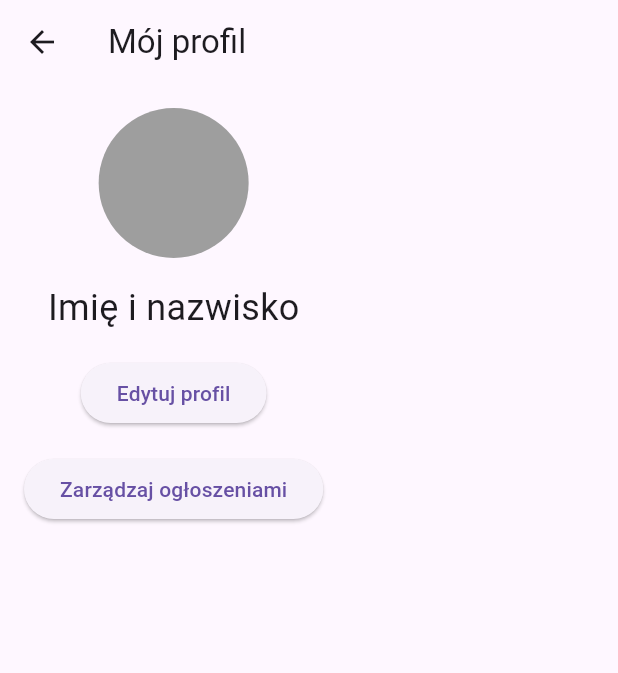
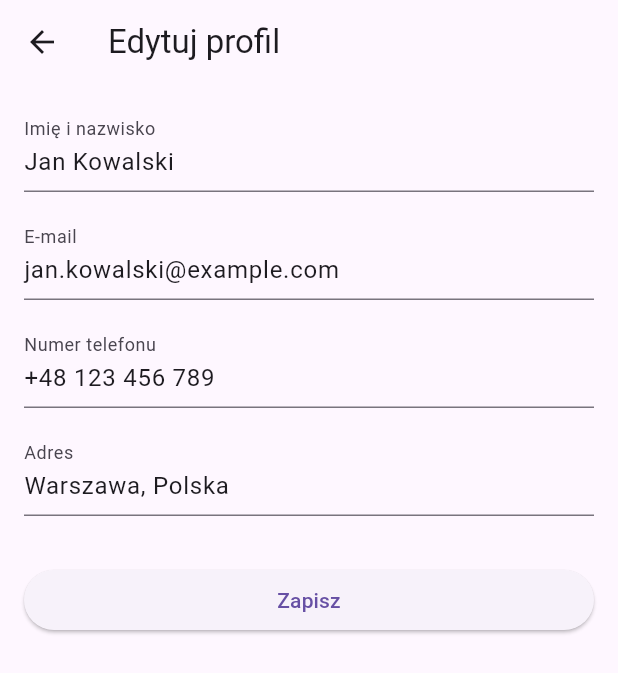
Before and after one commit to Symii/CarShop-mobile, a Flutter app: the ProfileScreen screen opened directly, after a tap on "Edytuj profil", on a phone screen of 412 x 824 dp. Shown: the top 673 px of the screen. Run offline on Flutter 3.47's test engine with Material 3 defaults, Android fonts, the phone set to English and light mode, and no system bars; our stand-ins replace flutter_svg.

```diff
--- /dev/null
+++ b/lib/edit_profile_screen.dart
@@ -0,0 +1,93 @@
+import 'package:flutter/material.dart';
+
+class EditProfileScreen extends StatefulWidget {
+  final String name;
+  final String email;
+  final String phone;
+  final String address;
+
+  EditProfileScreen({
+    required this.name,
+    required this.email,
+    required this.phone,
+    required this.address,
+  });
+
+  @override
+  _EditProfileScreenState createState() => _EditProfileScreenState();
+}
+
+class _EditProfileScreenState extends State<EditProfileScreen> {
+  late TextEditingController nameController;
+  late TextEditingController emailController;
+  late TextEditingController phoneController;
+  late TextEditingController addressController;
+
+  @override
+  void initState() {
+    super.initState();
+    // Inicjalizujemy kontrolery z aktualnymi danymi
+    nameController = TextEditingController(text: widget.name);
+    emailController = TextEditingController(text: widget.email);
+    phoneController = TextEditingController(text: widget.phone);
+    addressController = TextEditingController(text: widget.address);
+  }
+
+  @override
+  void dispose() {
+    // Czyszczenie kontrolerów
+    nameController.dispose();
+    emailController.dispose();
+    phoneController.dispose();
+    addressController.dispose();
+    super.dispose();
+  }
+
+  @override
+  Widget build(BuildContext context) {
+    return Scaffold(
+      appBar: AppBar(
+        title: Text('Edytuj profil'),
+      ),
+      body: Padding(
+        padding: const EdgeInsets.all(16.0),
+        child: ListView(
+          children: [
+            TextField(
+              controller: nameController,
+              decoration: InputDecoration(labelText: 'Imię i nazwisko'),
+            ),
+            SizedBox(height: 16),
+            TextField(
+              controller: emailController,
+              decoration: InputDecoration(labelText: 'E-mail'),
+            ),
+            SizedBox(height: 16),
+            TextField(
+              controller: phoneController,
+              decoration: InputDecoration(labelText: 'Numer telefonu'),
+            ),
+            SizedBox(height: 16),
+            TextField(
+              controller: addressController,
+              decoration: InputDecoration(labelText: 'Adres'),
+            ),
+            SizedBox(height: 32),
+            ElevatedButton(
+              onPressed: () {
+                // Przekazujemy zaktualizowane dane do ekranu głównego
+                Navigator.pop(context, {
+                  'name': nameController.text,
+                  'email': emailController.text,
+                  'phone': phoneController.text,
+                  'address': addressController.text,
+                });
+              },
+              child: Text('Zapisz'),
+            ),
+          ],
+        ),
+      ),
+    );
+  }
+}
--- a/lib/profile_screen.dart
+++ b/lib/profile_screen.dart
@@ -1,6 +1,18 @@
 import 'package:flutter/material.dart';
+import 'edit_profile_screen.dart';
 
-class ProfileScreen extends StatelessWidget {
+class ProfileScreen extends StatefulWidget {
+  @override
+  _ProfileScreenState createState() => _ProfileScreenState();
+}
+
+class _ProfileScreenState extends State<ProfileScreen> {
+  // Przechowywane dane profilu
+  String name = "Jan Kowalski";
+  String email = "jan.kowalski@example.com";
+  String phone = "+48 123 456 789";
+  String address = "Warszawa, Polska";
+
   @override
   Widget build(BuildContext context) {
     return Scaffold(
@@ -14,14 +26,41 @@ class ProfileScreen extends StatelessWidget {
             CircleAvatar(
               radius: 50,
               backgroundColor: Colors.grey,
-              // Placeholder zdjęcia profilowego
+              child: Icon(Icons.person, size: 50, color: Colors.white),
             ),
             SizedBox(height: 16),
-            Text('Imię i nazwisko', style: TextStyle(fontSize: 24)),
+            Text(name, style: TextStyle(fontSize: 24)),
+            SizedBox(height: 8),
+            Text(email),
+            SizedBox(height: 8),
+            Text(phone),
+            SizedBox(height: 8),
+            Text(address),
             SizedBox(height: 16),
             ElevatedButton(
-              onPressed: () {
-                // Przejście do edycji profilu
+              onPressed: () async {
+                // Przechodzimy do ekranu edycji profilu
+                final updatedProfile = await Navigator.push(
+                  context,
+                  MaterialPageRoute(
+                    builder: (context) => EditProfileScreen(
+                      name: name,
+                      email: email,
+                      phone: phone,
+                      address: address,
+                    ),
+                  ),
+                );
+
+                // Jeśli użytkownik zaktualizował dane, odświeżamy je na ekranie
+                if (updatedProfile != null) {
+                  setState(() {
+                    name = updatedProfile['name'];
+                    email = updatedProfile['email'];
+                    phone = updatedProfile['phone'];
+                    address = updatedProfile['address'];
+                  });
+                }
               },
               child: Text('Edytuj profil'),
             ),
--- a/pubspec.yaml
+++ b/pubspec.yaml
@@ -28,6 +28,7 @@ environment:
 # the latest version available on pub.dev. To see which dependencies have newer
 # versions available, run `flutter pub outdated`.
 dependencies:
+  intl: ^0.18.0
   flutter:
     sdk: flutter
 
@@ -35,6 +36,7 @@ dependencies:
   # The following adds the Cupertino Icons font to your application.
   # Use with the CupertinoIcons class for iOS style icons.
   cupertino_icons: ^1.0.8
+  flutter_svg: ^2.0.16
 
 dev_dependencies:
   flutter_test:
@@ -52,7 +54,9 @@ dev_dependencies:
 
 # The following section is specific to Flutter packages.
 flutter:
-
+  assets:
+    - assets/images/
+    - assets/
   # The following line ensures that the Material Icons font is
   # included with your application, so that you can use the icons in
   # the material Icons class.
```
Also changed, not shown: lib/chat_screen.dart (added, +43 -0 lines), lib/detail_screen.dart (+101 -28 lines), lib/favorite_screen.dart (added, +43 -0 lines), lib/filter_screen.dart (deleted, +0 -46 lines), lib/home_screen.dart (+74 -30 lines), lib/main.dart (+36 -8 lines), lib/sell_screen.dart (added, +43 -0 lines), assets/carshop.png (added), assets/empty_state.svg (added), assets/images/car_1.jpg (added), assets/images/car_2.jpg (added), assets/images/car_3.jpg (added), pubspec.lock, 1 other file.
